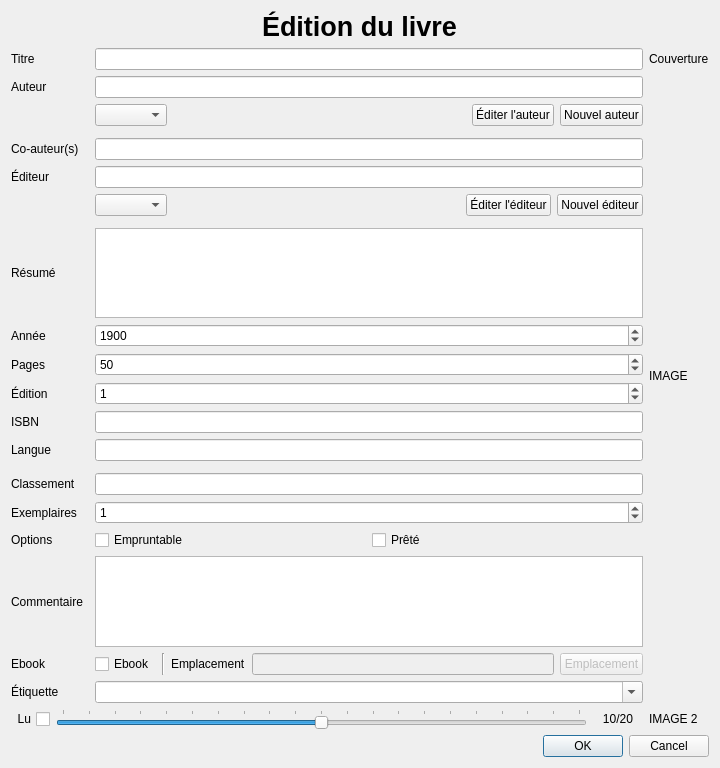
Before: the Qt Designer form editbook.ui in chindit/dadabooks, drawn with Qt 5.
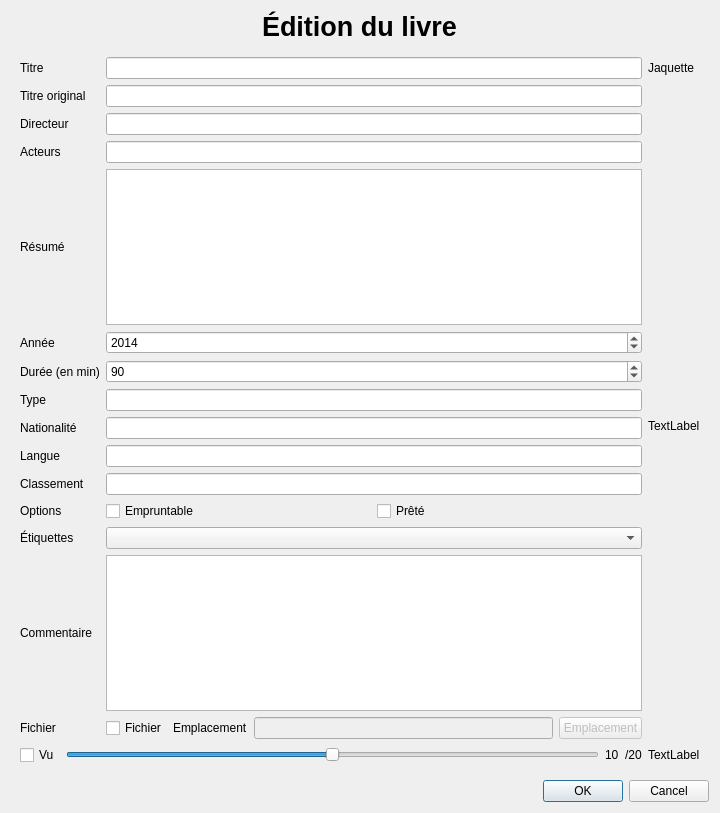
After: the same form once the commit is applied. Icons and pictures are not drawn.

Commit message: Films dans intabPreview

What changed in the file:
```diff
--- a/editbook.ui
+++ b/editbook.ui
@@ -10,7 +10,7 @@
     <x>0</x>
     <y>0</y>
     <width>720</width>
-    <height>768</height>
+    <height>813</height>
    </rect>
   </property>
   <property name="windowTitle">
@@ -21,31 +21,21 @@
     <normaloff>:/programme/images/icone.png</normaloff>:/programme/images/icone.png</iconset>
   </property>
   <layout class="QGridLayout" name="gridLayout_2">
-   <item row="2" column="0">
-    <widget class="QDialogButtonBox" name="buttonBox">
-     <property name="orientation">
-      <enum>Qt::Horizontal</enum>
-     </property>
-     <property name="standardButtons">
-      <set>QDialogButtonBox::Cancel|QDialogButtonBox::Ok</set>
-     </property>
-    </widget>
-   </item>
-   <item row="0" column="0" alignment="Qt::AlignHCenter">
-    <widget class="QLabel" name="label">
-     <property name="font">
-      <font>
-       <pointsize>20</pointsize>
-       <weight>75</weight>
-       <bold>true</bold>
-      </font>
-     </property>
-     <property name="text">
-      <string>Édition du livre</string>
-     </property>
-    </widget>
-   </item>
    <item row="1" column="0">
+    <widget class="QStackedWidget" name="stackedWidget">
+     <property name="currentIndex">
+      <number>1</number>
+     </property>
+     <widget class="QWidget" name="livre">
+      <widget class="QWidget" name="layoutWidget">
+       <property name="geometry">
+        <rect>
+         <x>10</x>
+         <y>10</y>
+         <width>702</width>
+         <height>725</height>
+        </rect>
+       </property>
     <layout class="QGridLayout" name="gridLayout">
      <item row="11" column="2">
       <widget class="QSpinBox" name="spinBox_edition">
@@ -423,6 +413,319 @@
       </widget>
      </item>
     </layout>
+      </widget>
+     </widget>
+     <widget class="QWidget" name="film">
+      <layout class="QGridLayout" name="gridLayout_3">
+       <item row="4" column="1">
+        <widget class="QPlainTextEdit" name="editResume"/>
+       </item>
+       <item row="0" column="0">
+        <widget class="QLabel" name="label_5">
+         <property name="text">
+          <string>Titre</string>
+         </property>
+        </widget>
+       </item>
+       <item row="2" column="0">
+        <widget class="QLabel" name="label_6">
+         <property name="text">
+          <string>Directeur</string>
+         </property>
+        </widget>
+       </item>
+       <item row="5" column="0">
+        <widget class="QLabel" name="label_9">
+         <property name="text">
+          <string>Année</string>
+         </property>
+        </widget>
+       </item>
+       <item row="3" column="0">
+        <widget class="QLabel" name="label_7">
+         <property name="text">
+          <string>Acteurs</string>
+         </property>
+        </widget>
+       </item>
+       <item row="0" column="1">
+        <widget class="QLineEdit" name="lineEditTitre"/>
+       </item>
+       <item row="2" column="1">
+        <widget class="QLineEdit" name="lineEditDirecteur"/>
+       </item>
+       <item row="3" column="1">
+        <widget class="QLineEdit" name="lineEditActeurs"/>
+       </item>
+       <item row="4" column="0">
+        <widget class="QLabel" name="label_8">
+         <property name="text">
+          <string>Résumé</string>
+         </property>
+        </widget>
+       </item>
+       <item row="6" column="0">
+        <widget class="QLabel" name="label_10">
+         <property name="text">
+          <string>Durée (en min)</string>
+         </property>
+        </widget>
+       </item>
+       <item row="8" column="0">
+        <widget class="QLabel" name="label_12">
+         <property name="text">
+          <string>Nationalité</string>
+         </property>
+        </widget>
+       </item>
+       <item row="7" column="1">
+        <widget class="QLineEdit" name="lineEditType"/>
+       </item>
+       <item row="5" column="1">
+        <widget class="QSpinBox" name="spinBoxAnnee">
+         <property name="minimum">
+          <number>1900</number>
+         </property>
+         <property name="maximum">
+          <number>2025</number>
+         </property>
+         <property name="value">
+          <number>2014</number>
+         </property>
+        </widget>
+       </item>
+       <item row="7" column="0">
+        <widget class="QLabel" name="label_11">
+         <property name="text">
+          <string>Type</string>
+         </property>
+        </widget>
+       </item>
+       <item row="6" column="1">
+        <widget class="QSpinBox" name="spinBoxDuree">
+         <property name="maximum">
+          <number>1000</number>
+         </property>
+         <property name="value">
+          <number>90</number>
+         </property>
+        </widget>
+       </item>
+       <item row="11" column="0">
+        <widget class="QLabel" name="label_13">
+         <property name="text">
+          <string>Options</string>
+         </property>
+        </widget>
+       </item>
+       <item row="8" column="1">
+        <widget class="QLineEdit" name="lineEditNationalite"/>
+       </item>
+       <item row="10" column="0">
+        <widget class="QLabel" name="label_14">
+         <property name="text">
+          <string>Classement</string>
+         </property>
+        </widget>
+       </item>
+       <item row="14" column="0">
+        <widget class="QLabel" name="label_16">
+         <property name="text">
+          <string>Fichier</string>
+         </property>
+        </widget>
+       </item>
+       <item row="10" column="1">
+        <widget class="QLineEdit" name="lineEditClassement"/>
+       </item>
+       <item row="13" column="0">
+        <widget class="QLabel" name="label_15">
+         <property name="text">
+          <string>Commentaire</string>
+         </property>
+        </widget>
+       </item>
+       <item row="13" column="1">
+        <widget class="QTextEdit" name="editCommentaire"/>
+       </item>
+       <item row="0" column="2">
+        <widget class="QLabel" name="label_17">
+         <property name="text">
+          <string>Jaquette</string>
+         </property>
+        </widget>
+       </item>
+       <item row="15" column="2">
+        <widget class="QLabel" name="labelTxtImage">
+         <property name="text">
+          <string>TextLabel</string>
+         </property>
+        </widget>
+       </item>
+       <item row="15" column="0" colspan="2">
+        <layout class="QHBoxLayout" name="horizontalLayout_5">
+         <item>
+          <widget class="QCheckBox" name="checkBoxVu">
+           <property name="text">
+            <string>Vu</string>
+           </property>
+          </widget>
+         </item>
+         <item>
+          <widget class="QSlider" name="horizontalSlider">
+           <property name="maximum">
+            <number>20</number>
+           </property>
+           <property name="value">
+            <number>10</number>
+           </property>
+           <property name="orientation">
+            <enum>Qt::Horizontal</enum>
+           </property>
+          </widget>
+         </item>
+         <item>
+          <widget class="QLabel" name="label_18">
+           <property name="text">
+            <string>10</string>
+           </property>
+          </widget>
+         </item>
+         <item>
+          <widget class="QLabel" name="label">
+           <property name="text">
+            <string>/20</string>
+           </property>
+          </widget>
+         </item>
+        </layout>
+       </item>
+       <item row="12" column="0">
+        <widget class="QLabel" name="label_21">
+         <property name="text">
+          <string>Étiquettes</string>
+         </property>
+        </widget>
+       </item>
+       <item row="12" column="1">
+        <widget class="QComboBox" name="comboBox"/>
+       </item>
+       <item row="2" column="2" rowspan="13">
+        <widget class="QLabel" name="labelImage">
+         <property name="maximumSize">
+          <size>
+           <width>250</width>
+           <height>16777215</height>
+          </size>
+         </property>
+         <property name="text">
+          <string>TextLabel</string>
+         </property>
+         <property name="wordWrap">
+          <bool>true</bool>
+         </property>
+        </widget>
+       </item>
+       <item row="14" column="1">
+        <layout class="QHBoxLayout" name="horizontalLayout_7">
+         <item>
+          <widget class="QCheckBox" name="checkBoxFichier">
+           <property name="text">
+            <string>Fichier</string>
+           </property>
+          </widget>
+         </item>
+         <item>
+          <widget class="QLabel" name="label_22">
+           <property name="text">
+            <string>Emplacement</string>
+           </property>
+          </widget>
+         </item>
+         <item>
+          <widget class="QLineEdit" name="lineEditEmplacement">
+           <property name="enabled">
+            <bool>false</bool>
+           </property>
+          </widget>
+         </item>
+         <item>
+          <widget class="QPushButton" name="pushButtonEmplacement">
+           <property name="enabled">
+            <bool>false</bool>
+           </property>
+           <property name="text">
+            <string>Emplacement</string>
+           </property>
+          </widget>
+         </item>
+        </layout>
+       </item>
+       <item row="11" column="1">
+        <layout class="QHBoxLayout" name="horizontalLayout_8">
+         <item>
+          <widget class="QCheckBox" name="checkBoxPrete">
+           <property name="text">
+            <string>Empruntable</string>
+           </property>
+          </widget>
+         </item>
+         <item>
+          <widget class="QCheckBox" name="checkBoxEmpruntable">
+           <property name="text">
+            <string>Prêté</string>
+           </property>
+          </widget>
+         </item>
+        </layout>
+       </item>
+       <item row="9" column="0">
+        <widget class="QLabel" name="label_19">
+         <property name="text">
+          <string>Langue</string>
+         </property>
+        </widget>
+       </item>
+       <item row="9" column="1">
+        <widget class="QLineEdit" name="lineEditLangue"/>
+       </item>
+       <item row="1" column="0">
+        <widget class="QLabel" name="label_20">
+         <property name="text">
+          <string>Titre original</string>
+         </property>
+        </widget>
+       </item>
+       <item row="1" column="1">
+        <widget class="QLineEdit" name="lineEditOriginal"/>
+       </item>
+      </layout>
+     </widget>
+    </widget>
+   </item>
+   <item row="2" column="0">
+    <widget class="QDialogButtonBox" name="buttonBox">
+     <property name="orientation">
+      <enum>Qt::Horizontal</enum>
+     </property>
+     <property name="standardButtons">
+      <set>QDialogButtonBox::Cancel|QDialogButtonBox::Ok</set>
+     </property>
+    </widget>
+   </item>
+   <item row="0" column="0" alignment="Qt::AlignHCenter">
+    <widget class="QLabel" name="labelTitreGeneral">
+     <property name="font">
+      <font>
+       <pointsize>20</pointsize>
+       <weight>75</weight>
+       <bold>true</bold>
+      </font>
+     </property>
+     <property name="text">
+      <string>Édition du livre</string>
+     </property>
+    </widget>
    </item>
   </layout>
  </widget>
```
Left out of the diff: 52 changed lines with no effect on the pictures. Lines whose indentation alone changed are shown as unchanged. The commit also changes 13 other files.
